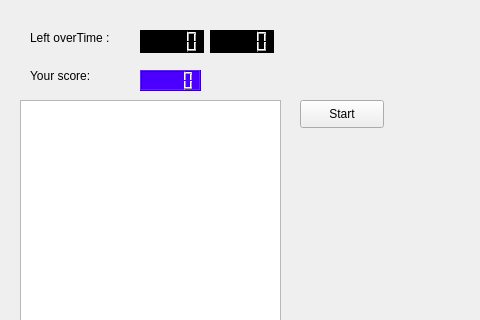
Qt form Game/gamewindow.ui (Jori-Rintakangas/city-war-game) before a commit; both pictures show x 0 to 480 and y 0 to 320 of the 800 by 600 pixel window.
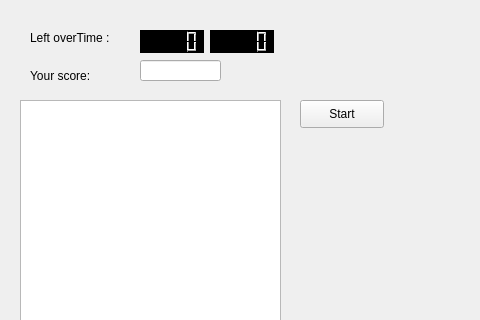
The same form after that commit.

Commit message: Timer function added at GameWindow

Diff of the .ui file:
```diff
--- a/Game/gamewindow.ui
+++ b/Game/gamewindow.ui
@@ -99,19 +99,15 @@
      <string>Your score:</string>
     </property>
    </widget>
-   <widget class="QLCDNumber" name="score_lcd">
+   <widget class="QLineEdit" name="score">
     <property name="geometry">
      <rect>
       <x>140</x>
-      <y>70</y>
-      <width>61</width>
+      <y>60</y>
+      <width>81</width>
       <height>21</height>
      </rect>
     </property>
-    <property name="styleSheet">
-     <string notr="true">background-color: rgb(75, 0, 255);
-</string>
-    </property>
    </widget>
   </widget>
   <widget class="QMenuBar" name="menubar">
```
The commit also changes 2 other files.
